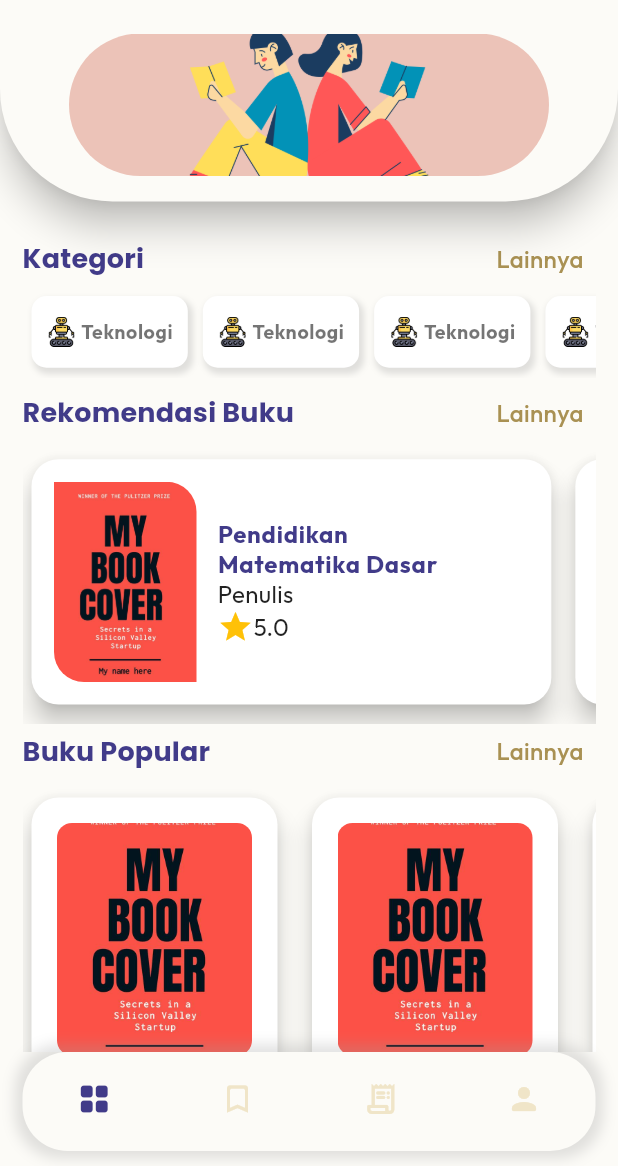
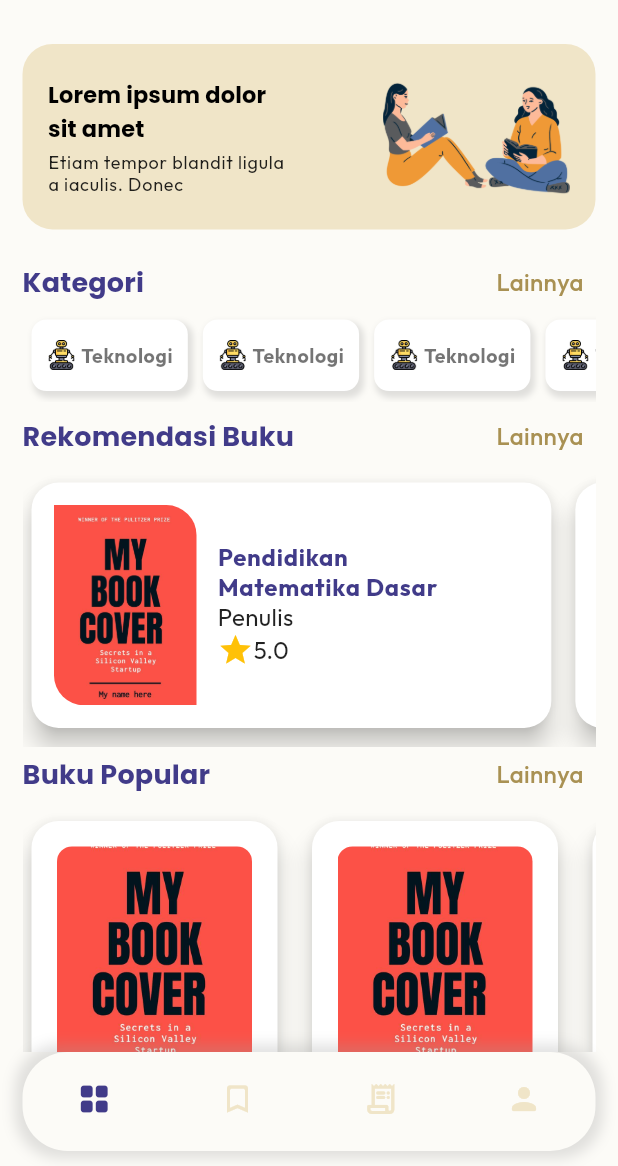
Before and after one commit to adindaayuazzahra/gobooks, a Flutter app: the screen it shows after launch, on a phone screen of 412 x 824 dp, the part 70-1236 px from its top. Run offline on Flutter 3.47's test engine with Material 2 defaults, Android fonts, the phone set to English and light mode, and no system bars; our stand-ins replace flutter_svg, google_fonts, lottie.

Commit message:
membuat halamn Home

```diff
--- a/lib/homepage.dart
+++ b/lib/homepage.dart
@@ -16,7 +16,7 @@ class _HomepageState extends State<Homepage> {
     return Scaffold(
       backgroundColor: bgColor,
       appBar: AppBar(
-        elevation: 10,
+        elevation: 0,
         title: Text(
           'goBooks',
           style: Theme.of(context).textTheme.headline6?.copyWith(
@@ -32,33 +32,84 @@ class _HomepageState extends State<Homepage> {
             ),
           )
         ],
-        shape: const RoundedRectangleBorder(
-          borderRadius: BorderRadius.only(
-            bottomLeft: Radius.circular(75),
-            bottomRight: Radius.circular(75),
-          ),
-        ),
-        bottom: PreferredSize(
-          preferredSize: const Size.fromHeight(125),
-          child: Container(
-            margin: const EdgeInsets.only(bottom: 17),
-            height: 95,
-            width: 320,
-            child: ClipRRect(
-              borderRadius: BorderRadius.circular(80),
-              child: Image.asset(
-                'assets/image/banner.png',
-                fit: BoxFit.fitWidth,
-              ),
-            ),
-          ),
-        ),
+        // shape: const RoundedRectangleBorder(
+        //   borderRadius: BorderRadius.only(
+        //     bottomLeft: Radius.circular(75),
+        //     bottomRight: Radius.circular(75),
+        //   ),
+        // ),
+        // bottom: PreferredSize(
+        //   preferredSize: const Size.fromHeight(125),
+        //   child: Container(
+        //     margin: const EdgeInsets.only(bottom: 17),
+        //     height: 95,
+        //     width: 320,
+        //     child: ClipRRect(
+        //       borderRadius: BorderRadius.circular(80),
+        //       child: Image.asset(
+        //         'assets/image/banner.png',
+        //         fit: BoxFit.fitWidth,
+        //       ),
+        //     ),
+        //   ),
+        // ),
       ),
       body: SingleChildScrollView(
         child: Padding(
           padding: const EdgeInsets.fromLTRB(15, 20, 15, 30),
           child: Column(
             children: <Widget>[
+              Container(
+                margin: const EdgeInsets.only(bottom: 17),
+                padding: EdgeInsets.symmetric(horizontal: 17),
+                height: size.height * 0.15,
+                decoration: BoxDecoration(
+                    borderRadius: BorderRadius.circular(20),
+                    color: secLightColor),
+                child: Row(
+                  mainAxisAlignment: MainAxisAlignment.spaceBetween,
+                  children: [
+                    Column(
+                      mainAxisAlignment: MainAxisAlignment.center,
+                      children: [
+                        SizedBox(
+                          width: 160,
+                          child: Text(
+                            'Lorem ipsum dolor sit amet',
+                            textAlign: TextAlign.start,
+                            maxLines: 3,
+                            overflow: TextOverflow.ellipsis,
+                            style:
+                                Theme.of(context).textTheme.subtitle2?.copyWith(
+                                      fontWeight: FontWeight.bold,
+                                      fontSize: 15,
+                                    ),
+                          ),
+                        ),
+                        const SizedBox(height: 3),
+                        SizedBox(
+                          width: 160,
+                          child: Text(
+                            'Etiam tempor blandit ligula a iaculis. Donec ',
+                            textAlign: TextAlign.start,
+                            maxLines: 3,
+                            overflow: TextOverflow.ellipsis,
+                            style:
+                                Theme.of(context).textTheme.bodyText1?.copyWith(
+                                      fontSize: 12,
+                                    ),
+                          ),
+                        ),
+                      ],
+                    ),
+                    Image.asset(
+                      'assets/image/banner.png',
+                      fit: BoxFit.fitWidth,
+                      width: 125,
+                    ),
+                  ],
+                ),
+              ),
               _buildSubHeading(
                 title: 'Kategori',
                 onTap: () {},
```
Also changed, not shown: assets/image/banner.png.
